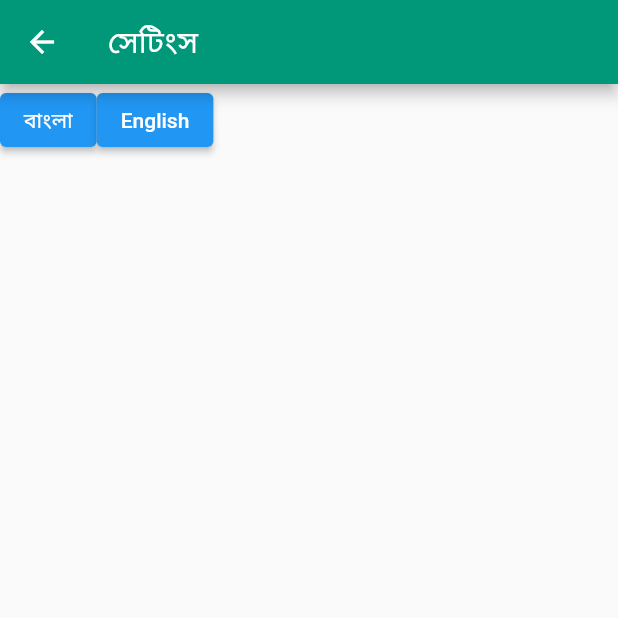
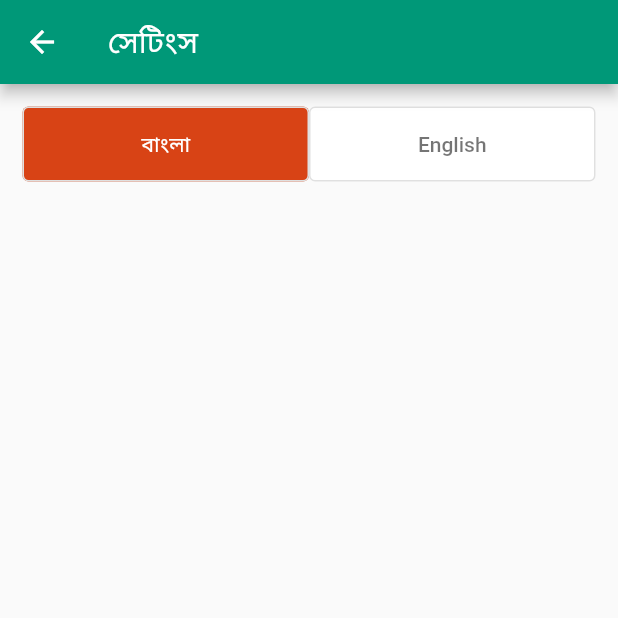
Before and after one commit to SudiptaAChy/Bikroy-app-clone, a Flutter app: the HomePage screen opened directly, item 5 of the bottom bar chosen, after a tap on the "settings" icon, on a phone screen of 412 x 824 dp, the top half of it. Run offline on Flutter 3.47's test engine with Material 2 defaults, Android fonts, the phone set to English and light mode, and no system bars; our stand-ins replace cloud_firestore, connectivity, firebase_auth, firebase_core, font_awesome_flutter, get and 2 more; missing offline and left inert: flutter_carousel_slider; accounts and stored records are empty.

Commit message:
final touchup

```diff
--- a/lib/Controller/connectivity_controller.dart
+++ b/lib/Controller/connectivity_controller.dart
@@ -7,14 +7,13 @@ import 'package:get/get.dart';
 class ConnectivityController extends GetxController {
   var connectionStatus = 0.obs;
   final Connectivity connectivity = Connectivity();
-  StreamSubscription<ConnectivityResult> connectivitySubscription;
+  //StreamSubscription<ConnectivityResult> connectivitySubscription;
 
   @override
   void onInit() {
     super.onInit();
     getConnectionStatus();
-    connectivitySubscription =
-        connectivity.onConnectivityChanged.listen(updateConnectivityStatus);
+    //connectivitySubscription = connectivity.onConnectivityChanged.listen(updateConnectivityStatus);
   }
 
   Future<void> getConnectionStatus() async {
--- a/lib/View/home_page.dart
+++ b/lib/View/home_page.dart
@@ -42,7 +42,12 @@ class _HomePageState extends State<HomePage> {
           });
         },
       ),
-      body: _pages[_currentIndex],
+      body: Obx(() {
+        if ((connectivityController.connectionStatus.value == 0))
+          return internetError();
+        else
+          return _pages[_currentIndex];
+      }),
     );
   }
 
--- a/lib/View/setting.dart
+++ b/lib/View/setting.dart
@@ -3,17 +3,41 @@ import 'package:flutter/material.dart';
 import 'package:get/get.dart';
 import 'package:shared_preferences/shared_preferences.dart';
 
-class Settings extends StatelessWidget {
+class Settings extends StatefulWidget {
+  @override
+  _SettingsState createState() => _SettingsState();
+}
+
+class _SettingsState extends State<Settings> {
   final LanguageController languageController = Get.put(LanguageController());
+
+  String language = '';
 
   void changeToEn() async {
     SharedPreferences preferences = await SharedPreferences.getInstance();
     preferences.setString('Language', 'English');
+    setState(() {
+      language = 'English';
+    });
   }
 
   void changeToBn() async {
     SharedPreferences preferences = await SharedPreferences.getInstance();
     preferences.setString('Language', 'Bangla');
+    setState(() {
+      language = 'Bangla';
+    });
+  }
+
+  void getLang() async {
+    SharedPreferences preferences = await SharedPreferences.getInstance();
+    language = preferences.getString('Language');
+  }
+
+  @override
+  void initState() {
+    super.initState();
+    getLang();
   }
 
   @override
@@ -21,23 +45,52 @@ class Settings extends StatelessWidget {
     return Scaffold(
       appBar:
           AppBar(backgroundColor: Color(0xFF009878), title: Text('set1'.tr)),
-      body: Row(
+      body: Padding(
+        padding: const EdgeInsets.all(15.0),
+        child: Row(
           children: <Widget>[
-          ElevatedButton(
+            Expanded(
+              flex: 1,
+              child: ElevatedButton(
                 onPressed: () {
                   languageController.changeLanguange('bn', 'BD');
                   changeToBn();
                 },
                 child: Text('বাংলা'),
+                style: ElevatedButton.styleFrom(
+                  minimumSize: Size(200, 50),
+                  elevation: 0.0,
+                  side: BorderSide(color: Colors.grey[300]),
+                  primary: (language == 'English')
+                      ? Colors.white
+                      : Colors.deepOrange[800],
+                  onPrimary:
+                      (language == 'English') ? Colors.black54 : Colors.white,
                 ),
-          ElevatedButton(
+              ),
+            ),
+            Expanded(
+              flex: 1,
+              child: ElevatedButton(
                 onPressed: () {
                   languageController.changeLanguange('en', 'US');
                   changeToEn();
                 },
                 child: Text('English'),
+                style: ElevatedButton.styleFrom(
+                  minimumSize: Size(200, 50),
+                  elevation: 0.0,
+                  side: BorderSide(color: Colors.grey[300]),
+                  primary: (language == 'English')
+                      ? Colors.deepOrange[800]
+                      : Colors.white,
+                  onPrimary:
+                      (language == 'English') ? Colors.white : Colors.black54,
+                ),
+              ),
             ),
           ],
+        ),
       ),
     );
   }
--- a/lib/main.dart
+++ b/lib/main.dart
@@ -1,7 +1,6 @@
 import 'package:bikroy_app/Bindings/connection_binding.dart';
-import 'package:bikroy_app/View/home_page.dart';
 import 'package:bikroy_app/View/messages.dart';
-import 'package:bikroy_app/View/product_details.dart';
+import 'package:bikroy_app/View/setting.dart';
 import 'package:bikroy_app/View/splash_screen.dart';
 import 'package:firebase_core/firebase_core.dart';
 import 'package:flutter/material.dart';
@@ -44,7 +43,7 @@ class _MyAppState extends State<MyApp> {
       debugShowCheckedModeBanner: false,
       title: 'Bikroy.com',
       initialBinding: ConnectionBinding(),
-      home: SplashScreen(),
+      home: Settings(),
     );
   }
 }
```
Also changed, not shown: 1 other file. Lines whose indentation alone changed are shown as unchanged.
